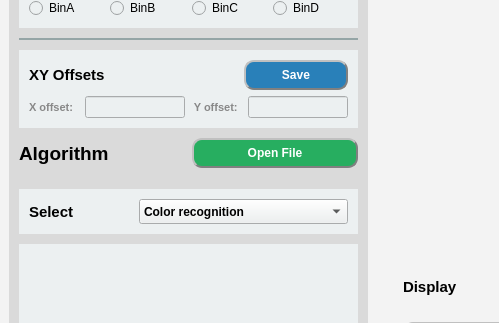
Qt form libraries/pyqtFile/AiKit_auto.ui (elephantrobotics/convenient_aikit) before a commit; both pictures show x 0 to 499 and y 508 to 831 of the 1220 by 944 pixel window.
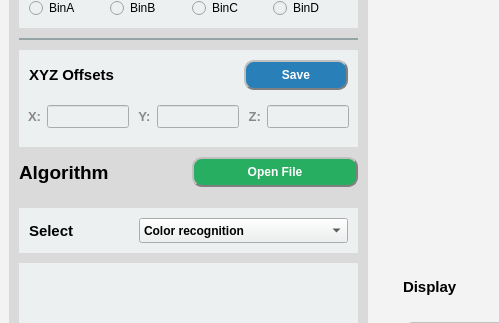
The same form after that commit. Icons and pictures are not drawn.

Diff of the .ui file:
```diff
--- a/libraries/pyqtFile/AiKit_auto.ui
+++ b/libraries/pyqtFile/AiKit_auto.ui
@@ -1078,7 +1078,7 @@
                        </font>
                       </property>
                       <property name="text">
-                       <string>XY Offsets</string>
+                       <string>XYZ Offsets</string>
                       </property>
                      </widget>
                     </item>
@@ -1117,25 +1117,13 @@
                  </item>
                  <item>
                   <widget class="QWidget" name="widget_17" native="true">
-                   <layout class="QHBoxLayout" name="horizontalLayout_12" stretch="1,2,1,2">
-                    <property name="leftMargin">
-                     <number>10</number>
-                    </property>
-                    <property name="topMargin">
-                     <number>0</number>
-                    </property>
-                    <property name="rightMargin">
-                     <number>10</number>
-                    </property>
-                    <property name="bottomMargin">
-                     <number>0</number>
-                    </property>
+                   <layout class="QHBoxLayout" name="horizontalLayout_12">
                     <item>
                      <widget class="QLabel" name="func_lab_12">
                       <property name="font">
                        <font>
                         <family>Arial</family>
-                        <pointsize>8</pointsize>
+                        <pointsize>10</pointsize>
                         <weight>75</weight>
                         <bold>true</bold>
                        </font>
@@ -1144,12 +1132,17 @@
                        <string notr="true">color: rgb(136, 136, 136);</string>
                       </property>
                       <property name="text">
-                       <string>X offset:</string>
+                       <string>X:</string>
                       </property>
                      </widget>
                     </item>
                     <item>
                      <widget class="QLineEdit" name="xoffset_edit">
+                      <property name="font">
+                       <font>
+                        <pointsize>10</pointsize>
+                       </font>
+                      </property>
                       <property name="styleSheet">
                        <string notr="true"/>
                       </property>
@@ -1160,7 +1153,7 @@
                       <property name="font">
                        <font>
                         <family>Arial</family>
-                        <pointsize>8</pointsize>
+                        <pointsize>10</pointsize>
                         <weight>75</weight>
                         <bold>true</bold>
                        </font>
@@ -1169,17 +1162,55 @@
                        <string notr="true">color: rgb(136, 136, 136);</string>
                       </property>
                       <property name="text">
-                       <string> Y offset:</string>
+                       <string> Y:</string>
                       </property>
                      </widget>
                     </item>
                     <item>
                      <widget class="QLineEdit" name="yoffset_edit">
+                      <property name="font">
+                       <font>
+                        <pointsize>10</pointsize>
+                       </font>
+                      </property>
                       <property name="styleSheet">
                        <string notr="true"/>
                       </property>
                      </widget>
                     </item>
+                    <item>
+                     <widget class="QLabel" name="func_lab_14">
+                      <property name="font">
+                       <font>
+                        <family>Arial</family>
+                        <pointsize>10</pointsize>
+                        <weight>75</weight>
+                        <bold>true</bold>
+                       </font>
+                      </property>
+                      <property name="styleSheet">
+                       <string notr="true">color: rgb(136, 136, 136);</string>
+                      </property>
+                      <property name="text">
+                       <string> Z:</string>
+                      </property>
+                     </widget>
+                    </item>
+                    <item>
+                     <widget class="QLineEdit" name="zoffset_edit">
+                      <property name="font">
+                       <font>
+                        <pointsize>10</pointsize>
+                       </font>
+                      </property>
+                      <property name="styleSheet">
+                       <string notr="true"/>
+                      </property>
+                      <property name="text">
+                       <string/>
+                      </property>
+                     </widget>
+                    </item>
                    </layout>
                   </widget>
                  </item>
```
Left out of the diff: 10 changed lines with no effect on the pictures.
